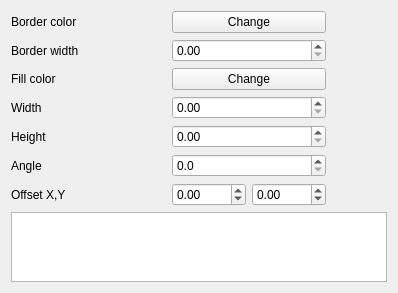
Qt form src/ui/symbollayer/widget_simplemarker.ui (mhugent/QGIS) before a commit.
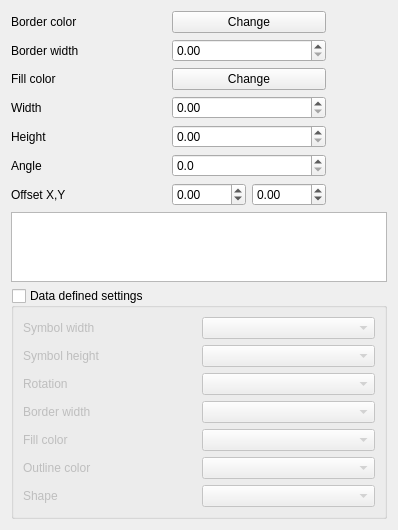
The same form after that commit. Custom widgets are drawn as their Qt base class.

Commit message: Add data defined elements to gui

Diff of the .ui file:
```diff
--- a/src/ui/symbollayer/widget_simplemarker.ui
+++ b/src/ui/symbollayer/widget_simplemarker.ui
@@ -6,15 +6,15 @@
    <rect>
     <x>0</x>
     <y>0</y>
-    <width>394</width>
-    <height>275</height>
+    <width>398</width>
+    <height>500</height>
    </rect>
   </property>
   <property name="windowTitle">
    <string>Form</string>
   </property>
-  <layout class="QVBoxLayout" name="verticalLayout">
-   <item>
+  <layout class="QGridLayout" name="gridLayout_3">
+   <item row="0" column="0">
     <layout class="QGridLayout" name="gridLayout">
      <item row="0" column="0">
       <widget class="QLabel" name="label">
@@ -194,21 +194,90 @@
      </property>
     </widget>
    </item>
-   <item>
-    <spacer>
-     <property name="orientation">
-      <enum>Qt::Vertical</enum>
+   <item row="2" column="0">
+    <widget class="QGroupBox" name="mDataDefinedSettingsGroupBox">
+     <property name="title">
+      <string>Data defined settings</string>
      </property>
-     <property name="sizeType">
-      <enum>QSizePolicy::Preferred</enum>
+     <property name="checkable">
+      <bool>true</bool>
      </property>
-     <property name="sizeHint" stdset="0">
-      <size>
-       <width>376</width>
-       <height>16</height>
-      </size>
+     <property name="checked">
+      <bool>false</bool>
      </property>
-    </spacer>
+     <layout class="QGridLayout" name="gridLayout_2">
+      <item row="0" column="1">
+       <widget class="QComboBox" name="mDDSymbolWidthComboBox"/>
+      </item>
+      <item row="1" column="0">
+       <widget class="QLabel" name="mDDSymbolHeightLabel">
+        <property name="text">
+         <string>Symbol height</string>
+        </property>
+       </widget>
+      </item>
+      <item row="1" column="1">
+       <widget class="QComboBox" name="mDDSymbolHeightComboBox"/>
+      </item>
+      <item row="0" column="0">
+       <widget class="QLabel" name="mDDSymbolWidthLabel">
+        <property name="text">
+         <string>Symbol width</string>
+        </property>
+       </widget>
+      </item>
+      <item row="2" column="0">
+       <widget class="QLabel" name="mDDRotationLabel">
+        <property name="text">
+         <string>Rotation</string>
+        </property>
+       </widget>
+      </item>
+      <item row="2" column="1">
+       <widget class="QComboBox" name="mDDRotationComboBox"/>
+      </item>
+      <item row="3" column="0">
+       <widget class="QLabel" name="mDDBorderWidthLabel">
+        <property name="text">
+         <string>Border width</string>
+        </property>
+       </widget>
+      </item>
+      <item row="3" column="1">
+       <widget class="QComboBox" name="mDDBorderWidthComboBox"/>
+      </item>
+      <item row="4" column="0">
+       <widget class="QLabel" name="mDDFillColorLabel">
+        <property name="text">
+         <string>Fill color</string>
+        </property>
+       </widget>
+      </item>
+      <item row="4" column="1">
+       <widget class="QComboBox" name="mDDFillColorComboBox"/>
+      </item>
+      <item row="5" column="0">
+       <widget class="QLabel" name="mDDOutlineColorLabel">
+        <property name="text">
+         <string>Outline color</string>
+        </property>
+       </widget>
+      </item>
+      <item row="5" column="1">
+       <widget class="QComboBox" name="mDDOutlineColorComboBox"/>
+      </item>
+      <item row="6" column="0">
+       <widget class="QLabel" name="mDDShapeLabel">
+        <property name="text">
+         <string>Shape</string>
+        </property>
+       </widget>
+      </item>
+      <item row="6" column="1">
+       <widget class="QComboBox" name="mDDShapeComboBox"/>
+      </item>
+     </layout>
+    </widget>
    </item>
   </layout>
  </widget>
```
Left out of the diff: 229 changed lines with no effect on the pictures. The commit also changes 1 other file.
